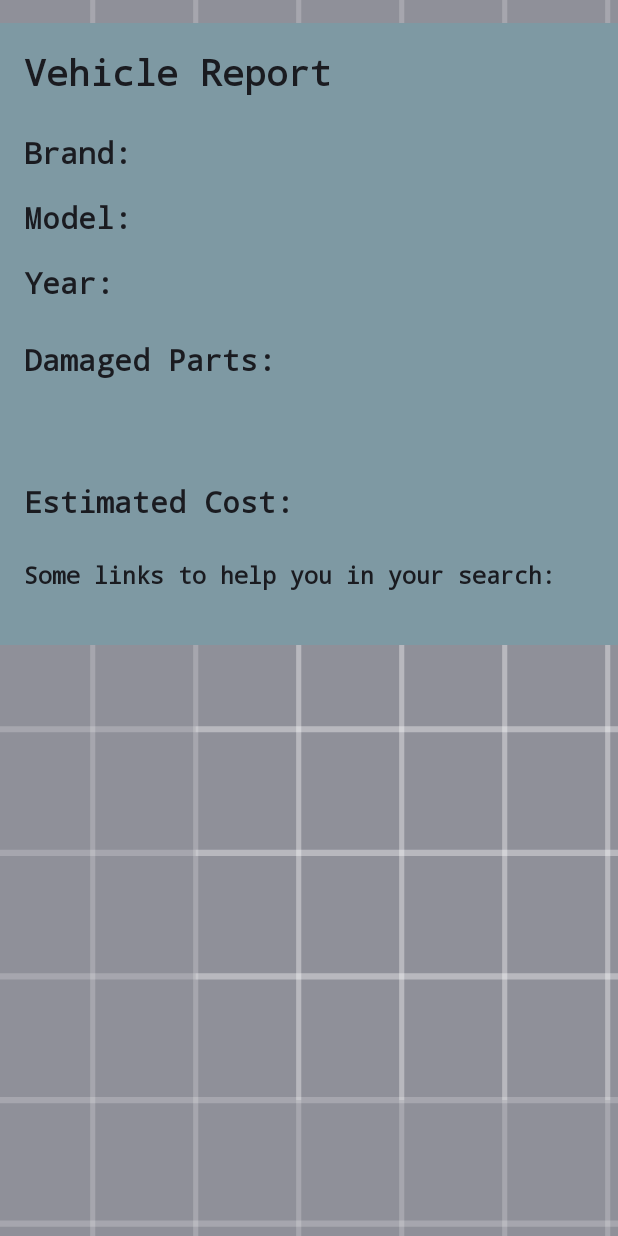
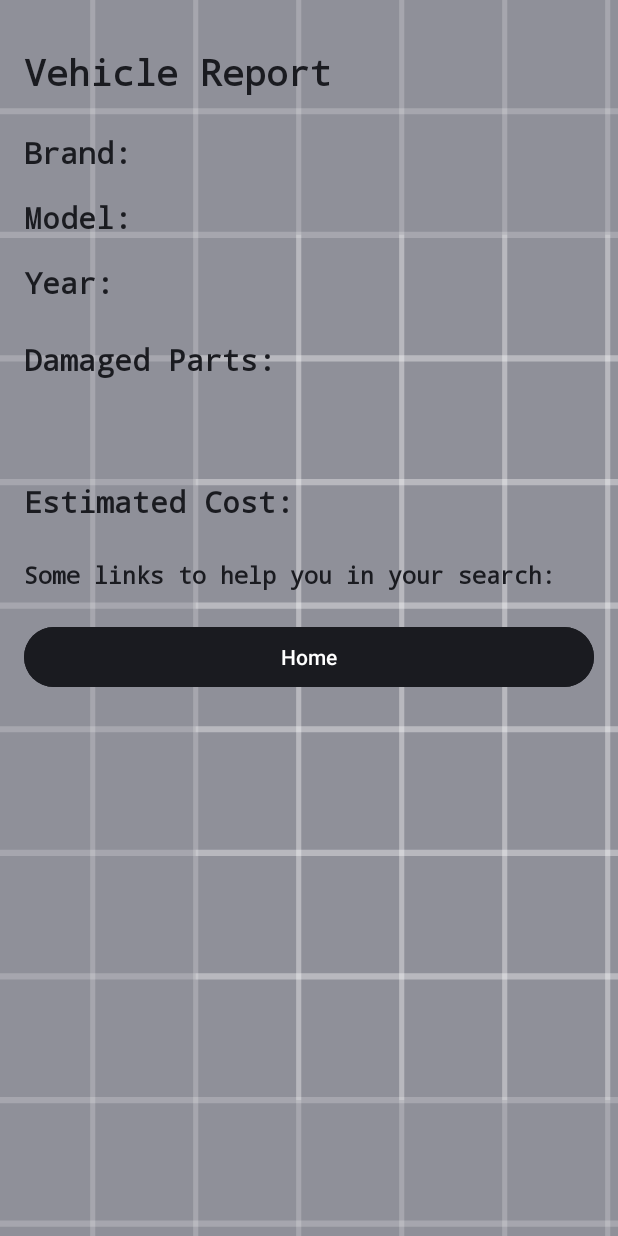
Before and after one commit to Andarw/FixMyRide, an Android app: the ReportActivity screen opened directly, with no data from a screen before it, on a phone screen of 412 x 824 dp. Run offline under Robolectric (Android 15) with nearby library versions, the phone set to English and light mode, and no system bars; our stand-ins replace Room's generated code; 1 statement that could not run was skipped.

Commit message:
Design update for merging.

```diff
--- a/FixMyRideApp/app/src/main/java/com/example/fixmyrideapp/ImagesActivity.java
+++ b/FixMyRideApp/app/src/main/java/com/example/fixmyrideapp/ImagesActivity.java
@@ -68,7 +68,7 @@ public class ImagesActivity extends AppCompatActivity {
 
     List<byte[]> images = new ArrayList<>();
 
-    private static final String vmIp = "192.168.1.2";
+    private static final String vmIp = "192.168.100.15";
     private static String postUrl = "http://" + vmIp + ":" + "5000" + "/";
 
     @Override
--- a/FixMyRideApp/app/src/main/java/com/example/fixmyrideapp/ReportActivity.java
+++ b/FixMyRideApp/app/src/main/java/com/example/fixmyrideapp/ReportActivity.java
@@ -63,8 +63,8 @@ public class ReportActivity extends AppCompatActivity {
         imageViewModel = new ViewModelProvider(this).get(ImageViewModel.class);
 
         observeData(reportId);
-        Button generateReportButton = (Button) findViewById(R.id.homeButton);
-        generateReportButton.setOnClickListener(v -> {
+        Button homeButton = (Button) findViewById(R.id.homeButton);
+        homeButton.setOnClickListener(v -> {
             Intent intent = new Intent(ReportActivity.this, MainActivity.class);
             startActivity(intent);
             finish();
--- a/FixMyRideApp/app/src/main/java/com/example/fixmyrideapp/ReportGenerationActivity.java
+++ b/FixMyRideApp/app/src/main/java/com/example/fixmyrideapp/ReportGenerationActivity.java
@@ -43,7 +43,7 @@ public class ReportGenerationActivity extends AppCompatActivity {
             "Bumper Dent", "Tail Light", "Windshield Crack", "Door Scratch", "Prediction", "Prediction1", "Prediction2", "Prediction3", "Prediction4", "Prediction5"
     );
 
-    private static final String vmIp = "192.168.1.2";
+    private static final String vmIp = "192.168.100.15";
     private static final String postUrl = "http://" + vmIp + ":" + "5000" + "/";
 
     String responseBody = "";
--- a/FixMyRideApp/app/src/main/res/layout/activity_login.xml
+++ b/FixMyRideApp/app/src/main/res/layout/activity_login.xml
@@ -28,7 +28,6 @@
         android:paddingLeft="16dp"
         android:paddingRight="16dp"
         android:paddingBottom="16dp"
-        android:background="@color/cardview_shadow_start_color"
         app:layout_constraintBottom_toBottomOf="parent"
         app:layout_constraintEnd_toEndOf="parent"
         app:layout_constraintStart_toStartOf="parent"
--- a/FixMyRideApp/app/src/main/res/layout/activity_main.xml
+++ b/FixMyRideApp/app/src/main/res/layout/activity_main.xml
@@ -33,7 +33,6 @@
         app:layout_constraintStart_toStartOf="parent"
         app:layout_constraintTop_toTopOf="parent"
         app:layout_constraintVertical_bias="0.5"
-        android:background="@color/cardview_shadow_start_color"
         android:backgroundTint="@color/black">
 
         <Button
--- a/FixMyRideApp/app/src/main/res/layout/activity_report.xml
+++ b/FixMyRideApp/app/src/main/res/layout/activity_report.xml
@@ -1,6 +1,7 @@
 <?xml version="1.0" encoding="utf-8"?>
 <ScrollView xmlns:android="http://schemas.android.com/apk/res/android"
     xmlns:app="http://schemas.android.com/apk/res-auto"
+    xmlns:tools="http://schemas.android.com/tools"
     android:layout_width="match_parent"
     android:layout_height="match_parent"
     android:background="@drawable/ic_launcher_background">
@@ -9,8 +10,7 @@
         android:layout_width="match_parent"
         android:layout_height="wrap_content"
         android:padding="16dp"
-        android:layout_marginTop="15dp"
-        android:background ="@color/cardview_shadow_start_color">
+        android:layout_marginTop="15dp">
 
         <TextView
             android:id="@+id/titleText"
@@ -161,6 +161,18 @@
             app:layout_constraintStart_toStartOf="parent"
             app:layout_constraintTop_toBottomOf="@id/estimatedCostLabel" />
 
+        <Button
+            android:id="@+id/homeButton"
+            android:layout_width="match_parent"
+            android:layout_height="wrap_content"
+            android:layout_marginBottom="155dp"
+            android:backgroundTint="@color/material_dynamic_neutral10"
+            android:padding="10dp"
+            android:text="Home"
+            android:textColor="#FFFFFF"
+            app:layout_constraintTop_toBottomOf="@+id/imagesRecyclerView"
+            tools:layout_editor_absoluteX="16dp" />
+
         <androidx.recyclerview.widget.RecyclerView
             android:id="@+id/partsLinksRecyclerView"
             android:layout_width="match_parent"
@@ -173,7 +185,8 @@
             android:layout_width="match_parent"
             android:layout_height="wrap_content"
             android:layout_marginTop="10dp"
-            app:layout_constraintTop_toBottomOf="@id/partsLinksRecyclerView" />
+            app:layout_constraintTop_toBottomOf="@id/partsLinksRecyclerView"
+            tools:layout_editor_absoluteX="16dp" />
 
     </androidx.constraintlayout.widget.ConstraintLayout>
 </ScrollView>
--- a/FixMyRideApp/app/src/main/res/layout/activity_report_generation.xml
+++ b/FixMyRideApp/app/src/main/res/layout/activity_report_generation.xml
@@ -13,8 +13,7 @@
         android:orientation="vertical"
         android:gravity="center_horizontal"
         android:paddingBottom="16dp"
-        android:paddingHorizontal="16dp"
-        android:background="@color/cardview_shadow_start_color">
+        android:paddingHorizontal="16dp">
 
         <!-- Title -->
         <TextView
```
